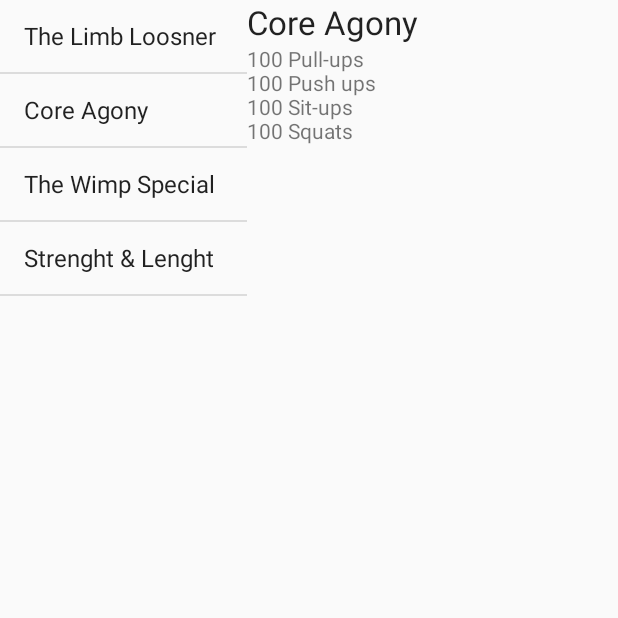
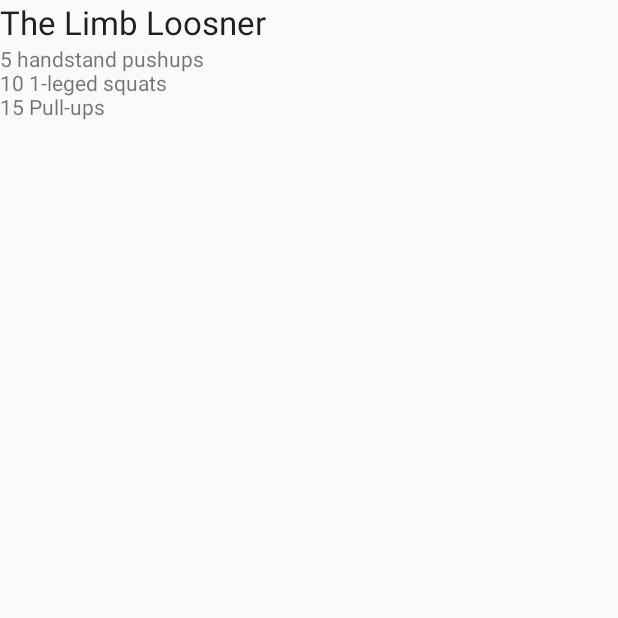
Before and after one commit to sukantamaikap/FragmentExerciseHFA, an Android app: the screen it shows after launch (MainActivity before the commit, WorkoutDetailsActivity after it), after a tap on "The Limb Loosner", on a phone screen of 412 x 824 dp, the top half of it. Run offline under Robolectric (Android 15) with nearby library versions, the phone set to English and light mode, and no system bars.

Commit message:
Adding diferent layout for phone and tablet

```diff
--- a/app/src/main/java/fragmentexercisehda/test/com/fragmentexercisehda/MainActivity.java
+++ b/app/src/main/java/fragmentexercisehda/test/com/fragmentexercisehda/MainActivity.java
@@ -1,23 +1,35 @@
 package fragmentexercisehda.test.com.fragmentexercisehda;
 
-import android.app.Fragment;
+import android.app.FragmentTransaction;
+import android.content.Intent;
 import android.os.Bundle;
-import android.support.design.widget.FloatingActionButton;
-import android.support.design.widget.Snackbar;
 import android.support.v7.app.AppCompatActivity;
-import android.support.v7.widget.Toolbar;
 import android.view.View;
-import android.view.Menu;
-import android.view.MenuItem;
 
-public class MainActivity extends AppCompatActivity {
+public class MainActivity extends AppCompatActivity implements WorkoutListListener
+{
 
     @Override
     protected void onCreate (Bundle savedInstanceState) {
         super.onCreate(savedInstanceState);
         setContentView(R.layout.activity_main);
+    }
 
-        WorkoutDetailsFragments workoutFragment = (WorkoutDetailsFragments)getFragmentManager().findFragmentById(R.id.deails_fragment);
-        workoutFragment.set_workoutId(1);
+    @Override
+    public void itemClicked (long id) {
+        View fragmentContainer = findViewById(R.id.fragment_container);
+        if(fragmentContainer != null) {
+            WorkoutDetailsFragments detailsFragments = new WorkoutDetailsFragments();
+            FragmentTransaction fragmentTransaction = getFragmentManager().beginTransaction();
+            detailsFragments.setWorkoutId(id);
+            fragmentTransaction.replace(R.id.fragment_container, detailsFragments);
+            fragmentTransaction.addToBackStack(null);
+            fragmentTransaction.setTransition(FragmentTransaction.TRANSIT_FRAGMENT_FADE);
+            fragmentTransaction.commit();
+        } else {
+            Intent intent = new Intent(this, WorkoutDetailsActivity.class);
+            intent.putExtra(WorkoutDetailsActivity.EXTRA_WORKOUT_ID, (int)id);
+            startActivity(intent);
+        }
     }
 }
--- a/app/src/main/java/fragmentexercisehda/test/com/fragmentexercisehda/Workout.java
+++ b/app/src/main/java/fragmentexercisehda/test/com/fragmentexercisehda/Workout.java
@@ -3,7 +3,9 @@ package fragmentexercisehda.test.com.fragmentexercisehda;
 /**
  * Created by smaikap on 11/19/15.
  */
-public class Workout {
+public class Workout
+{
+
     private String _name;
     private String _description;
 
@@ -19,11 +21,11 @@ public class Workout {
         this._description = _description;
     }
 
-    public String get_name () {
+    public String getName () {
         return this._name;
     }
 
-    public String get_description () {
+    public String getDescription () {
         return this._description;
     }
 
--- /dev/null
+++ b/app/src/main/java/fragmentexercisehda/test/com/fragmentexercisehda/WorkoutDetailsActivity.java
@@ -0,0 +1,22 @@
+package fragmentexercisehda.test.com.fragmentexercisehda;
+
+import android.os.Bundle;
+import android.support.design.widget.FloatingActionButton;
+import android.support.design.widget.Snackbar;
+import android.support.v7.app.AppCompatActivity;
+import android.support.v7.widget.Toolbar;
+import android.view.View;
+
+public class WorkoutDetailsActivity extends AppCompatActivity {
+    public static final String EXTRA_WORKOUT_ID = "id";
+
+    @Override
+    protected void onCreate (Bundle savedInstanceState) {
+        super.onCreate(savedInstanceState);
+        setContentView(R.layout.activity_workout_details);
+        WorkoutDetailsFragments workoutDetails = (WorkoutDetailsFragments)getFragmentManager().findFragmentById(R.id.details_frag);
+        int workoutId = (int)getIntent().getExtras().get(EXTRA_WORKOUT_ID);
+        workoutDetails.setWorkoutId(workoutId);
+    }
+
+}
--- a/app/src/main/java/fragmentexercisehda/test/com/fragmentexercisehda/WorkoutDetailsFragments.java
+++ b/app/src/main/java/fragmentexercisehda/test/com/fragmentexercisehda/WorkoutDetailsFragments.java
@@ -12,14 +12,17 @@ import android.widget.TextView;
 /**
  * A simple {@link Fragment} subclass.
  */
-public class WorkoutDetailsFragments extends Fragment {
-
+public class WorkoutDetailsFragments extends Fragment
+{
     private int _workoutId;
+    private static final String _WORKOUT_KEY = "workoutId";
 
     @Override
     public View onCreateView (LayoutInflater inflater, ViewGroup container,
                               Bundle savedInstanceState) {
-        // Inflate the layout for this fragment
+        if(savedInstanceState != null) {
+            this._workoutId = (int)savedInstanceState.getLong(_WORKOUT_KEY);
+        }
         return inflater.inflate(R.layout.workout_details_fragment, container, false);
     }
 
@@ -29,14 +32,18 @@ public class WorkoutDetailsFragments extends Fragment {
         if (view != null) {
             TextView title = (TextView) view.findViewById(R.id.textTitle);
             Workout workout = Workout.workouts[this._workoutId];
-            title.setText(workout.get_name());
+            title.setText(workout.getName());
 
             TextView description = (TextView) view.findViewById(R.id.textDescription);
-            description.setText(workout.get_description());
+            description.setText(workout.getDescription());
         }
     }
 
-    public void set_workoutId (int _workoutId) {
-        this._workoutId = _workoutId;
+    public void setWorkoutId(long workoutId) {
+        this._workoutId = (int)workoutId;
+    }
+
+    public void onSaveInstanceState(Bundle saveInstanceState) {
+        saveInstanceState.putLong(_WORKOUT_KEY, _workoutId);
     }
 }
--- a/app/src/main/java/fragmentexercisehda/test/com/fragmentexercisehda/WorkoutListFragment.java
+++ b/app/src/main/java/fragmentexercisehda/test/com/fragmentexercisehda/WorkoutListFragment.java
@@ -1,6 +1,7 @@
 package fragmentexercisehda.test.com.fragmentexercisehda;
 
 
+import android.app.Activity;
 import android.app.ListFragment;
 import android.os.Bundle;
 import android.support.v4.app.Fragment;
@@ -8,22 +9,38 @@ import android.view.LayoutInflater;
 import android.view.View;
 import android.view.ViewGroup;
 import android.widget.ArrayAdapter;
-import android.widget.TextView;
+import android.widget.ListView;
 
 /**
  * A simple {@link Fragment} subclass.
  */
-public class WorkoutListFragment extends ListFragment {
+public class WorkoutListFragment extends ListFragment
+{
+
+    private WorkoutListListener workoutListListener;
 
     @Override
     public View onCreateView (LayoutInflater inflater, ViewGroup container,
                               Bundle savedInstanceState) {
         String[] names = new String[Workout.workouts.length];
         for(int i =0; i < names.length; i++) {
-            names[i] = Workout.workouts[i].get_name();
+            names[i] = Workout.workouts[i].getName();
         }
         ArrayAdapter<String> adapter = new ArrayAdapter<String>(inflater.getContext(), android.R.layout.simple_list_item_1, names);
         setListAdapter(adapter);
         return super.onCreateView(inflater, container, savedInstanceState);
     }
+
+    @Override
+    public void onAttach(Activity activity) {
+        super.onAttach(activity);
+        this.workoutListListener = (WorkoutListListener)activity;
+    }
+
+    @Override
+    public void onListItemClick(ListView listView, View view, int postion, long id) {
+        if (workoutListListener != null) {
+           workoutListListener.itemClicked(id);
+        }
+    }
 }
--- a/app/src/main/res/layout/activity_main.xml
+++ b/app/src/main/res/layout/activity_main.xml
@@ -1,18 +1,6 @@
 <?xml version="1.0" encoding="utf-8"?>
-<LinearLayout xmlns:android="http://schemas.android.com/apk/res/android"
-    android:orientation="horizontal"
-    android:layout_width="match_parent"
-    android:layout_height="match_parent">
-    <fragment
-        android:id="@+id/list_workout"
-        class="fragmentexercisehda.test.com.fragmentexercisehda.WorkoutListFragment"
-        android:layout_width="0dp"
-        android:layout_height="match_parent"
-        android:layout_weight="2"/>
-    <fragment
-        class="fragmentexercisehda.test.com.fragmentexercisehda.WorkoutDetailsFragments"
-        android:id="@+id/deails_fragment"
-        android:layout_width="0dp"
-        android:layout_height="match_parent"
-        android:layout_weight="3"/>
-</LinearLayout>
+<fragment xmlns:android="http://schemas.android.com/apk/res/android"
+          class="fragmentexercisehda.test.com.fragmentexercisehda.WorkoutListFragment"
+          android:id="@+id/list_fragment"
+          android:layout_height="match_parent"
+          android:layout_width="match_parent"/>
--- a/app/src/main/res/values-v21/styles.xml
+++ b/app/src/main/res/values-v21/styles.xml
@@ -1,4 +1,5 @@
 <resources>>
+
     <style name="AppTheme.NoActionBar">
         <item name="windowActionBar">false</item>
         <item name="windowNoTitle">true</item>
--- a/app/src/main/res/values/strings.xml
+++ b/app/src/main/res/values/strings.xml
@@ -4,4 +4,5 @@
 
     <!-- TODO: Remove or change this placeholder text -->
     <string name="hello_blank_fragment">Hello blank fragment</string>
+    <string name="title_activity_workout_details">WorkoutDetailsActivity</string>
 </resources>
--- a/app/src/main/res/values/styles.xml
+++ b/app/src/main/res/values/styles.xml
@@ -7,11 +7,14 @@
         <item name="colorPrimaryDark">@color/colorPrimaryDark</item>
         <item name="colorAccent">@color/colorAccent</item>
     </style>
+
     <style name="AppTheme.NoActionBar">
         <item name="windowActionBar">false</item>
         <item name="windowNoTitle">true</item>
     </style>
+
     <style name="AppTheme.AppBarOverlay" parent="ThemeOverlay.AppCompat.Dark.ActionBar"/>
+
     <style name="AppTheme.PopupOverlay" parent="ThemeOverlay.AppCompat.Light"/>
 
 </resources>
```
Also changed, not shown: app/src/main/AndroidManifest.xml (+11 -6 lines), app/src/main/java/fragmentexercisehda/test/com/fragmentexercisehda/WorkoutListListener.java (added, +9 -0 lines), app/src/main/res/layout-large/activity_main.xml (added, +17 -0 lines), app/src/main/res/layout/activity_workout_details.xml (added, +7 -0 lines), app/src/main/res/layout/content_workout_details.xml (added, +16 -0 lines).
